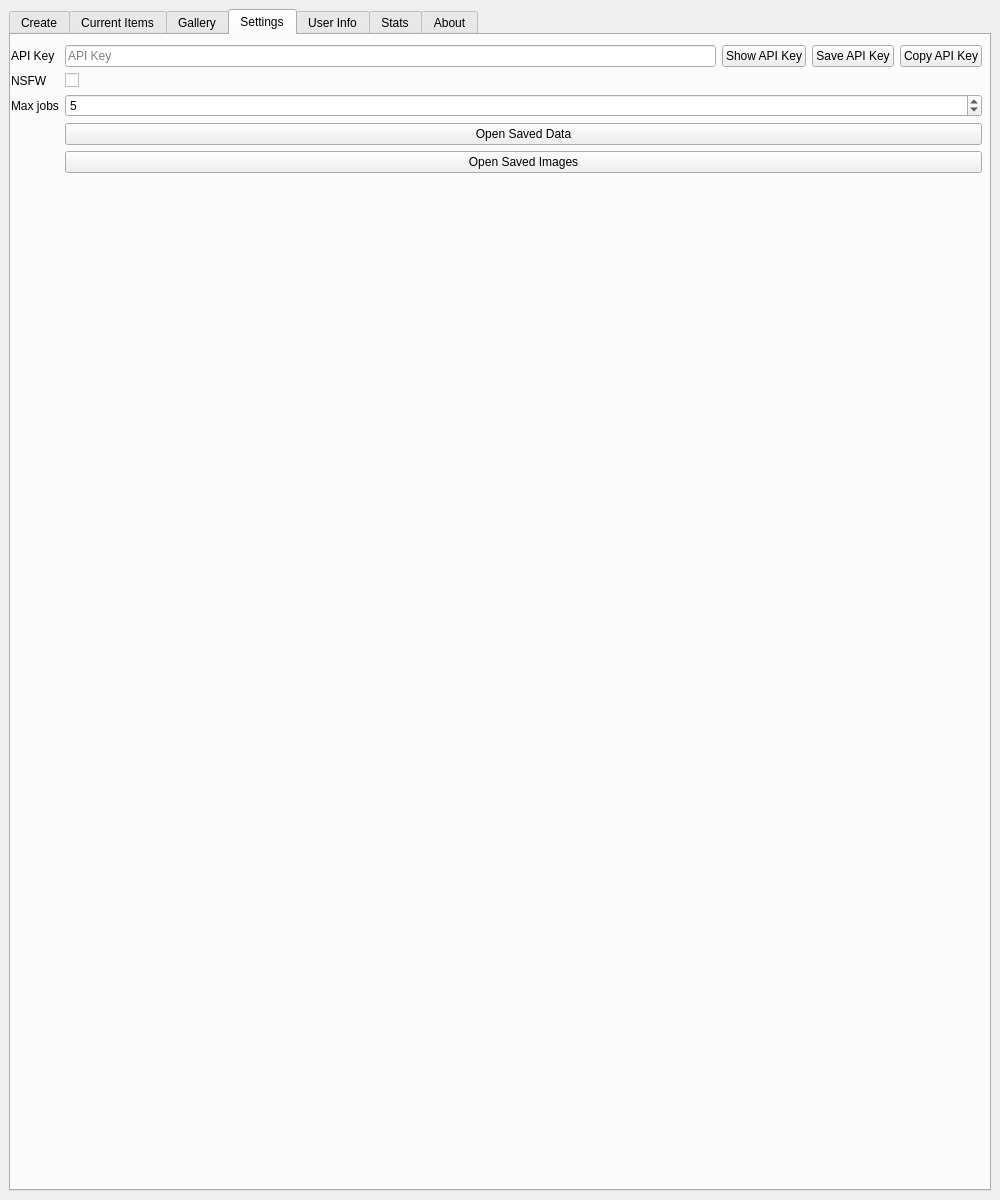
Unit1208/HordeQT, file QTProj/QtHorde/form.ui: the form before one commit.
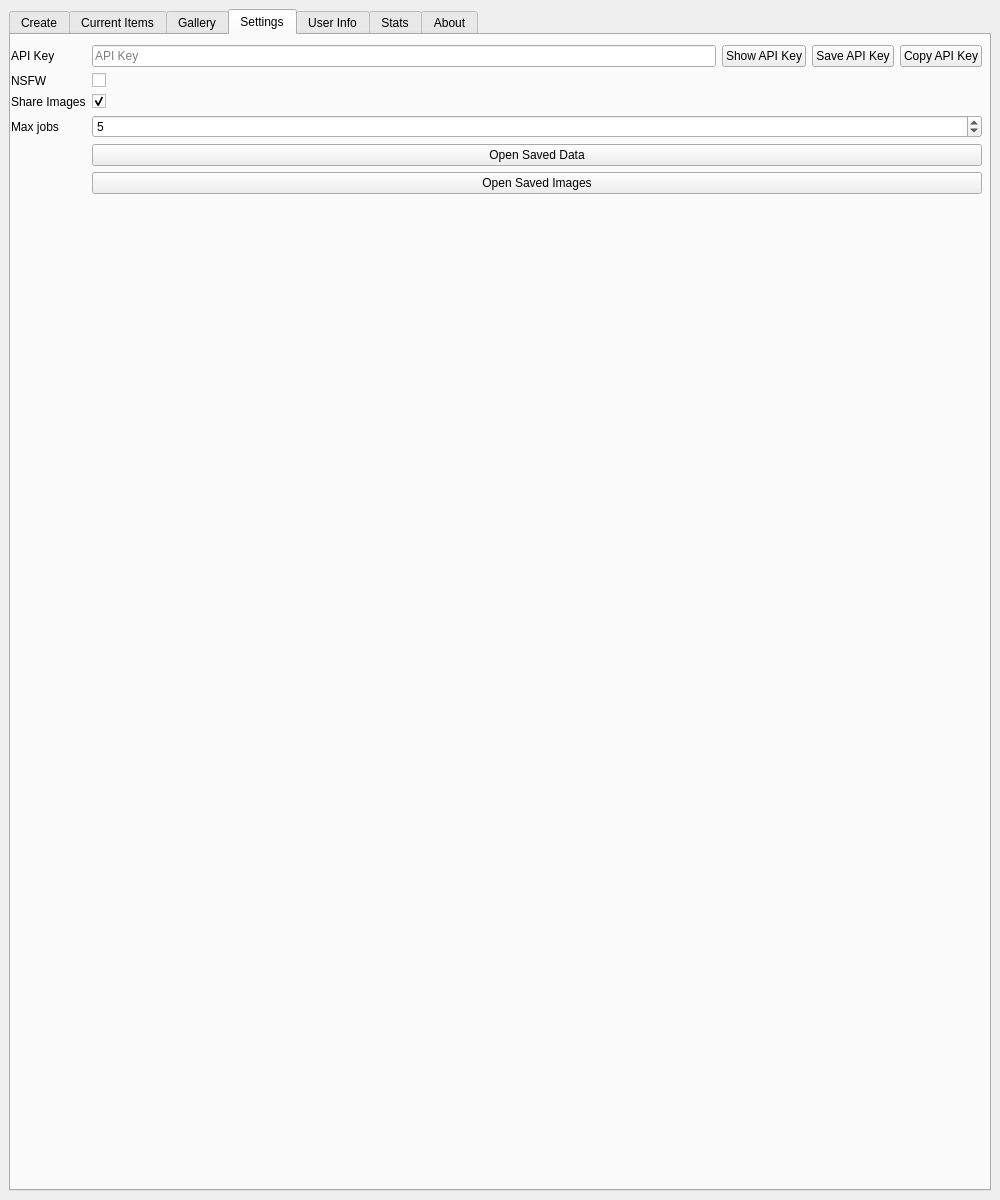
The form after the commit. The open tabs and pages were chosen to show the change. Icons and pictures are not drawn.

Commit message: Shared Image toggle

Patch:
```diff
--- a/QTProj/QtHorde/form.ui
+++ b/QTProj/QtHorde/form.ui
@@ -603,7 +603,7 @@
           <x>0</x>
           <y>10</y>
           <width>971</width>
-          <height>141</height>
+          <height>161</height>
          </rect>
         </property>
         <layout class="QFormLayout" name="formLayout_3">
@@ -690,14 +690,14 @@
            </property>
           </widget>
          </item>
-         <item row="2" column="0">
+         <item row="3" column="0">
           <widget class="QLabel" name="maxJobsLabel">
            <property name="text">
             <string>Max jobs</string>
            </property>
           </widget>
          </item>
-         <item row="2" column="1">
+         <item row="3" column="1">
           <widget class="QSpinBox" name="maxJobsSpinBox">
            <property name="minimum">
             <number>1</number>
@@ -710,7 +710,7 @@
            </property>
           </widget>
          </item>
-         <item row="3" column="1">
+         <item row="4" column="1">
           <widget class="QPushButton" name="openSavedData">
            <property name="text">
             <string>Open Saved Data</string>
@@ -720,14 +720,14 @@
            </property>
           </widget>
          </item>
-         <item row="4" column="0">
+         <item row="5" column="0">
           <widget class="QLabel" name="openSavedDataLabel">
            <property name="text">
             <string/>
            </property>
           </widget>
          </item>
-         <item row="4" column="1">
+         <item row="5" column="1">
           <widget class="QPushButton" name="openSavedImages">
            <property name="text">
             <string>Open Saved Images</string>
@@ -737,6 +737,23 @@
            </property>
           </widget>
          </item>
+         <item row="2" column="0">
+          <widget class="QLabel" name="shareImagesLabel">
+           <property name="text">
+            <string>Share Images</string>
+           </property>
+          </widget>
+         </item>
+         <item row="2" column="1">
+          <widget class="QCheckBox" name="shareImagesCheckBox">
+           <property name="toolTip">
+            <string>Whether to share anonymized images with the horde to help it improve</string>
+           </property>
+           <property name="checked">
+            <bool>true</bool>
+           </property>
+          </widget>
+         </item>
         </layout>
        </widget>
       </widget>
```
Left out of the diff: 2 changed lines with no effect on the pictures. The commit also changes 3 other files.
